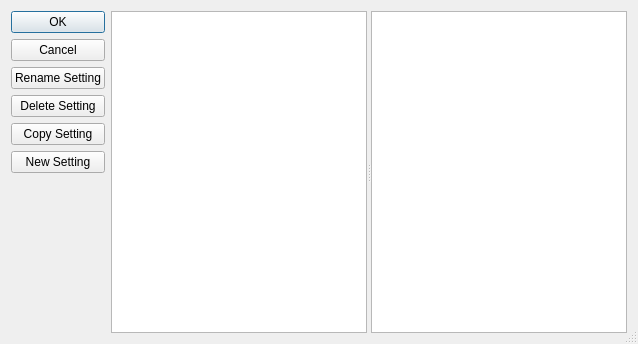
Before: the Qt Designer form mqt/MqtBase/dmkeyseditdlg.ui in Rsclub22/Minos2-Mirror, drawn with Qt 5.
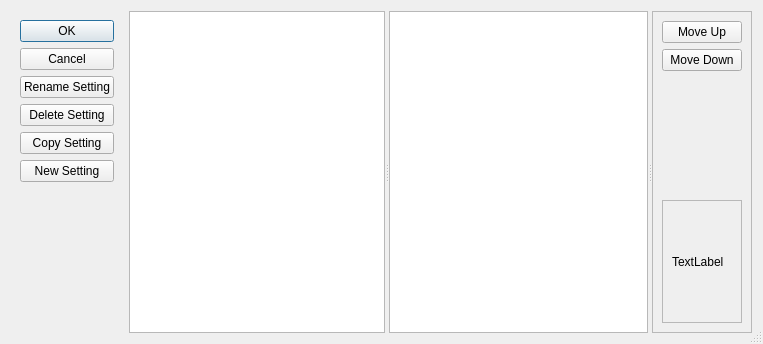
After: the same form once the commit is applied. Custom widgets are drawn as their Qt base class.

```diff
--- a/mqt/MqtBase/dmkeyseditdlg.ui
+++ b/mqt/MqtBase/dmkeyseditdlg.ui
@@ -6,7 +6,7 @@
    <rect>
     <x>0</x>
     <y>0</y>
-    <width>634</width>
+    <width>763</width>
     <height>344</height>
    </rect>
   </property>
@@ -24,6 +24,7 @@
   </property>
   <layout class="QHBoxLayout" name="horizontalLayout">
    <item>
+    <widget class="QFrame" name="">
     <layout class="QVBoxLayout" name="verticalLayout">
      <item>
       <widget class="QPushButton" name="OKButton">
@@ -84,7 +85,9 @@
       </spacer>
      </item>
     </layout>
+    </widget>
    </item>
+   
    <item>
     <widget class="MinosSplitter" name="settingsSplitter">
      <property name="orientation">
@@ -136,6 +139,69 @@
        <bool>true</bool>
       </attribute>
      </widget>
+    <widget class="QFrame" name="helpFrame">
+     <property name="frameShape">
+      <enum>QFrame::Shape::StyledPanel</enum>
+     </property>
+     <property name="frameShadow">
+      <enum>QFrame::Shadow::Raised</enum>
+     </property>
+     <layout class="QVBoxLayout" name="verticalLayout_2">
+      <item>
+       <widget class="QPushButton" name="upButton">
+        <property name="text">
+         <string>Move Up</string>
+        </property>
+       </widget>
+      </item>
+      <item>
+       <widget class="QPushButton" name="downButton">
+        <property name="text">
+         <string>Move Down</string>
+        </property>
+       </widget>
+      </item>
+      <item>
+       <spacer name="verticalSpacer_2">
+        <property name="orientation">
+         <enum>Qt::Orientation::Vertical</enum>
+        </property>
+        <property name="sizeHint" stdset="0">
+         <size>
+          <width>20</width>
+          <height>40</height>
+         </size>
+        </property>
+       </spacer>
+      </item>
+      <item>
+       <widget class="QScrollArea" name="scrollArea">
+        <property name="widgetResizable">
+         <bool>true</bool>
+        </property>
+        <widget class="QWidget" name="scrollAreaWidgetContents">
+         <property name="geometry">
+          <rect>
+           <x>0</x>
+           <y>0</y>
+           <width>82</width>
+           <height>113</height>
+          </rect>
+         </property>
+         <layout class="QVBoxLayout" name="verticalLayout_3">
+          <item>
+           <widget class="QLabel" name="keySubs">
+            <property name="text">
+             <string notr="true">TextLabel</string>
+            </property>
+           </widget>
+          </item>
+         </layout>
+        </widget>
+       </widget>
+      </item>
+     </layout>
+    </widget>
     </widget>
    </item>
   </layout>
```
Left out of the diff: 10 changed lines with no effect on the pictures. Lines whose indentation alone changed are shown as unchanged.
